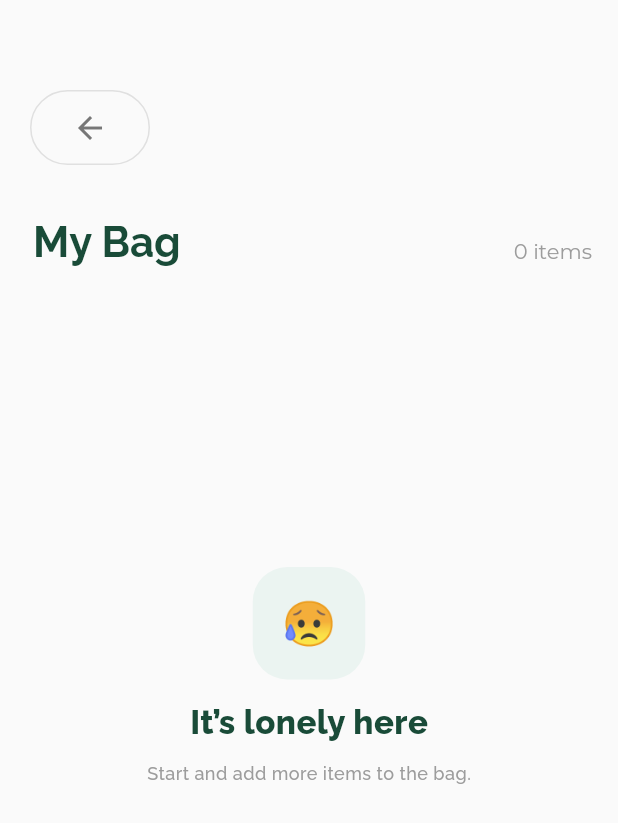
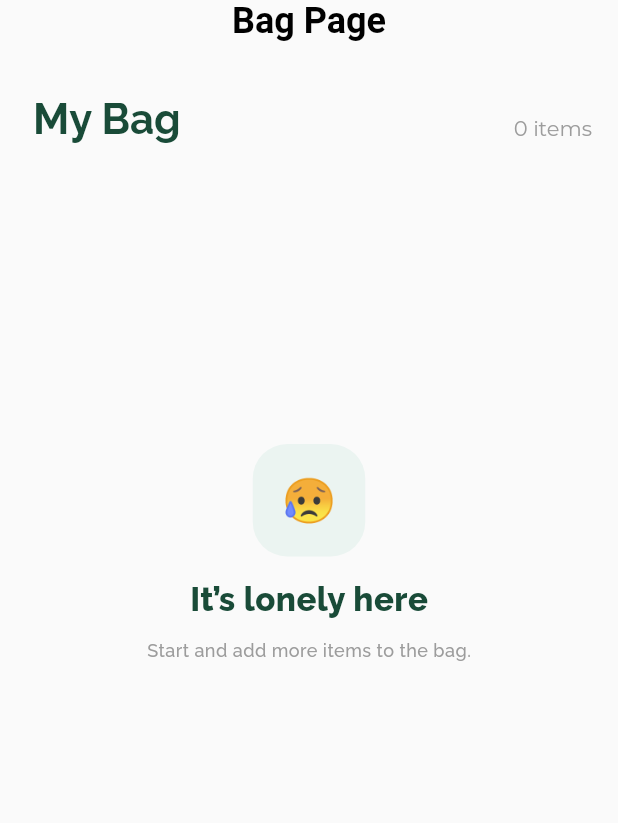
Before and after one commit to Bilol4391/grofast_exam, a Flutter app: the BagPage screen opened directly, on a phone screen of 412 x 824 dp. Shown: the top 823 px of the screen. Run offline on Flutter 3.47's test engine with Material 2 defaults, Android fonts, the phone set to English and light mode, and no system bars; our stand-ins replace cached_network_image, curved_navigation_bar, flutter_screenutil, google_fonts, shared_preferences; missing offline and left inert: proste_indexed_stack; accounts and stored records are empty.

Commit message:
fixed bugs

```diff
--- a/lib/main.dart
+++ b/lib/main.dart
@@ -1,6 +1,6 @@
 import 'package:flutter/material.dart';
 import 'package:flutter_screenutil/flutter_screenutil.dart';
-import 'package:my_first_portfolio/pages/welcomePage.dart';
+import 'package:my_first_portfolio/auth/welcomePage.dart';
 
 void main() {
   runApp(const MainFile());
--- a/lib/pages/CategoryExpandedHorizontal.dart
+++ b/lib/pages/CategoryExpandedHorizontal.dart
@@ -62,7 +62,7 @@ class _CategoryHorizontalState extends State<CategoryHorizontal> {
           Row(
             crossAxisAlignment: CrossAxisAlignment.start,
             children: [
-              InkWell(
+              GestureDetector(
                 onTap: (){
                   Navigator.of(context).push(MaterialPageRoute(builder: (_)=>const MainHomePage()));
                 }, child: Container(
--- a/lib/pages/DiscountPage.dart
+++ b/lib/pages/DiscountPage.dart
@@ -19,7 +19,7 @@ class DiscountPage extends StatelessWidget {
         children: [
           Row(
             children: [
-              InkWell(
+              GestureDetector(
                 onTap: (){
                   Navigator.pop(context);
                 }, child: Container(
--- a/lib/pages/bagPage.dart
+++ b/lib/pages/bagPage.dart
@@ -16,25 +16,18 @@ class _BagPageState extends State<BagPage> {
       body: Column(
         crossAxisAlignment: CrossAxisAlignment.start,
         children: [
-          GestureDetector(
-            onTap: () {
-              Navigator.of(context).push(
-                MaterialPageRoute(builder: (_) => const MainHomePage()),
-              );
-            },
-            child: Container(
-              width: 80,
-              height: 50,
-              margin: const EdgeInsets.only(left: 20, top: 60),
-              decoration: BoxDecoration(
-                  borderRadius: const BorderRadius.all(Radius.circular(100)),
-                  border: Border.all(
-                      color: const Color(0xff777777).withOpacity(0.2))),
-              child: const Icon(
-                Icons.arrow_back,
-                color: Color(0xff777777),
-              ),
-            ),
+          Row(
+            crossAxisAlignment: CrossAxisAlignment.center,
+            mainAxisAlignment: MainAxisAlignment.center,
+            children: const [
+              Text(
+                'Bag Page',
+                style: TextStyle(
+                    color: Colors.black,
+                    fontSize: 24,
+                    fontWeight: FontWeight.w700),
+              )
+            ],
           ),
           const SizedBox(height: 35),
           Row(
--- a/pubspec.yaml
+++ b/pubspec.yaml
@@ -34,6 +34,7 @@ dependencies:
   cached_network_image: ^3.2.3
   proste_indexed_stack: ^0.2.4
   flutter_screenutil: ^5.6.0
+  shared_preferences: ^2.0.16
 
 
   # The following adds the Cupertino Icons font to your application.
```
Also changed, not shown: lib/auth/Register.dart (+13 -7 lines), lib/auth/welcomePage.dart (added, +59 -0 lines), lib/pages/HomePage.dart (+15 -2 lines), lib/pages/SearchPage.dart (+17 -36 lines), lib/pages/welcomePage.dart (deleted, +0 -33 lines), pubspec.lock, 3 other files.
